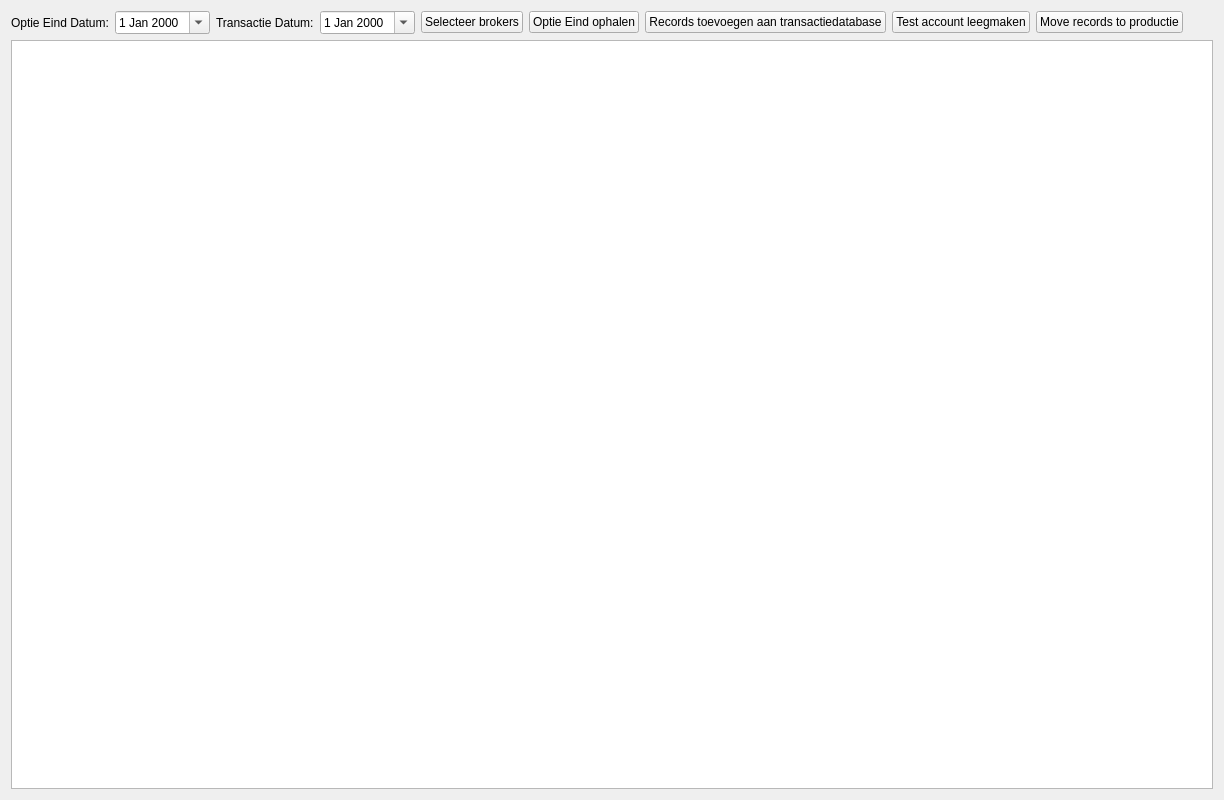
The window that portefeuille_viewer/ui_designs/optie_eind.ui (onnokievit/portefeuille_viewer) describes before a commit, drawn with Qt 5.
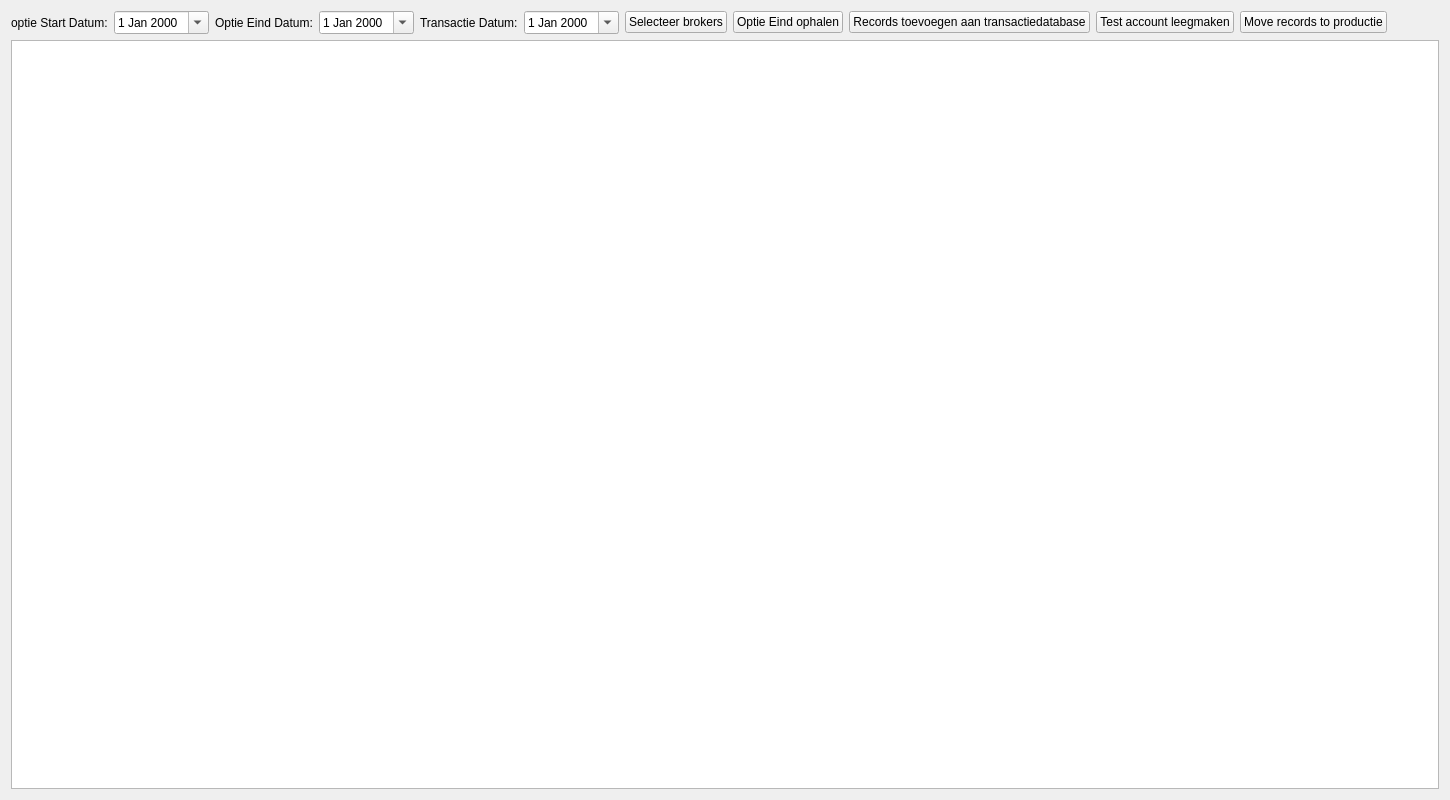
The same window after the commit.

Commit message: optie eind verbeterd. nu startdatum en einddatum alle open opties, ook uit het verleden transactie_oorsprong_detail toegevoegd alle records naar temp accounts geladen

```diff
--- a/portefeuille_viewer/ui_designs/optie_eind.ui
+++ b/portefeuille_viewer/ui_designs/optie_eind.ui
@@ -6,13 +6,27 @@
    <rect>
     <x>0</x>
     <y>0</y>
-    <width>1224</width>
+    <width>1450</width>
     <height>800</height>
    </rect>
   </property>
   <layout class="QVBoxLayout" name="verticalLayout_main">
    <item>
     <layout class="QHBoxLayout" name="layoutTop">
+     <item>
+      <widget class="QLabel" name="lblOptieStartDatum">
+       <property name="text">
+        <string>optie Start Datum:</string>
+       </property>
+      </widget>
+     </item>
+     <item>
+      <widget class="QDateEdit" name="dateOptieStart">
+       <property name="calendarPopup">
+        <bool>true</bool>
+       </property>
+      </widget>
+     </item>
      <item>
       <widget class="QLabel" name="lblOptieEindDatum">
        <property name="text">
```
The commit also changes 9 other files.
